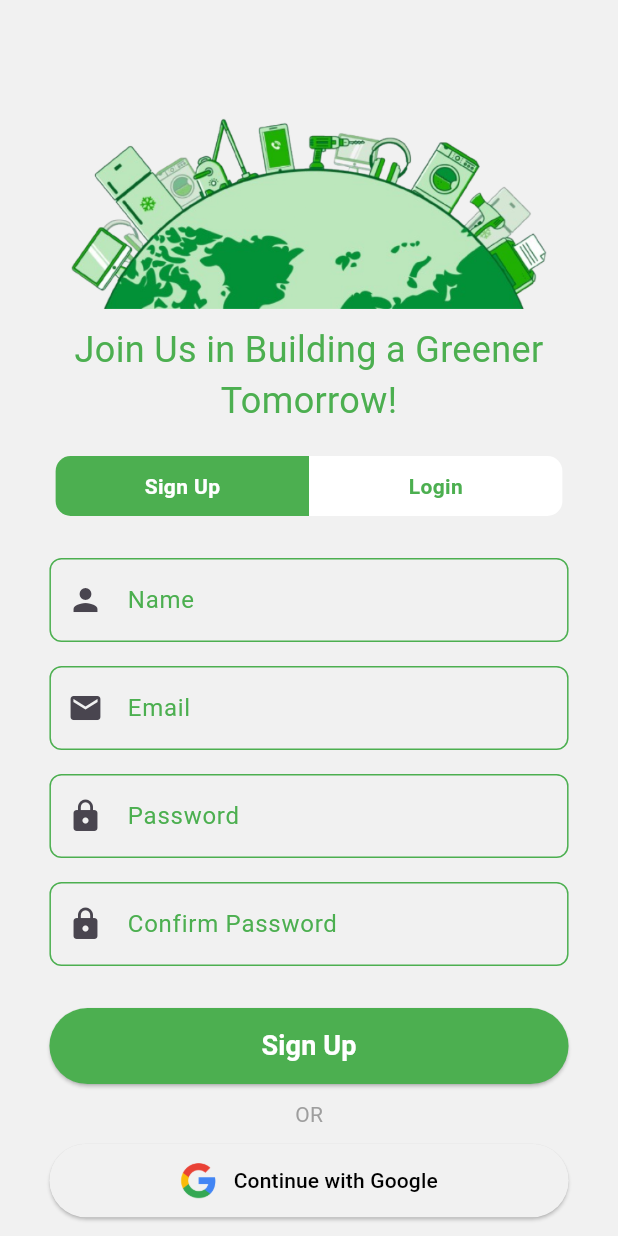
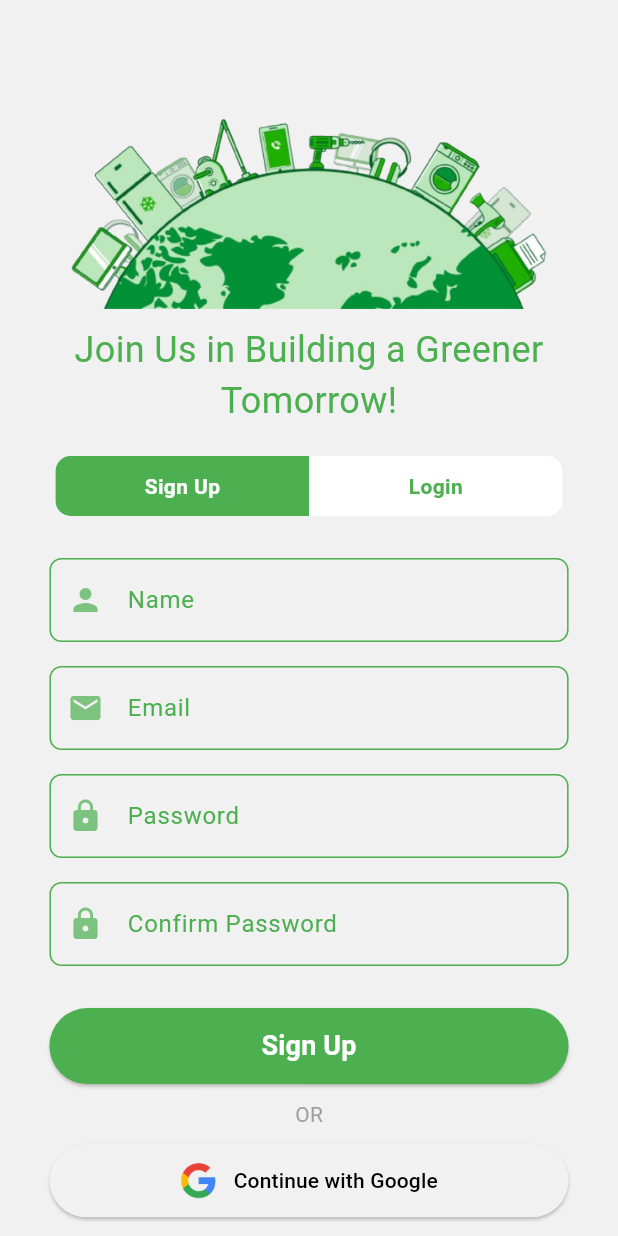
Before and after one commit to Akshit2807/Eco_Cycle, a Flutter app: the screen it shows after launch, after a tap on "Continue to Login", on a phone screen of 412 x 824 dp. Run offline on Flutter 3.47's test engine with Material 3 defaults, Android fonts, the light colour scheme and no system bars; drawn by our look-alikes of carousel_slider, smooth_page_indicator; our stand-ins replace animated_bottom_navigation_bar, audioplayers, cached_network_image, cloud_firestore, entry, firebase_auth and 12 more; accounts and stored records are empty; generated files the repository leaves out were written again.

Commit message:
Refine UI and update dependencies.
- Changed the `enableInfiniteScroll` property to true in `carousel_slider.dart`.
- Modified text colors and spacing in `home_screen.dart`.
- Adjusted the WebSocket logic and UI colors in `quetions_screen.dart`.
- Updated the application ID in `android/app/build.gradle`.
- Refined input field properties and appearance in `auth_screen.dart`.
- Added a dependency for `web_socket_channel` in `pubspec.yaml`.

```diff
--- a/lib/presentation/screens/auth/auth_screen.dart
+++ b/lib/presentation/screens/auth/auth_screen.dart
@@ -308,15 +308,20 @@ class _AuthScreenState extends State<AuthScreen> {
     return Padding(
       padding: const EdgeInsets.symmetric(vertical: 8.0),
       child: TextFormField(
+        maxLength: 32,
         validator: validator,
         controller: controller,
         obscureText: isObscure,
         // Cursor color
         cursorColor: Colors.green,
         decoration: InputDecoration(
+          counterText: "",
           labelText: label,
           labelStyle: const TextStyle(color: Colors.green),
-          prefixIcon: Icon(icon),
+          prefixIcon: Icon(
+            icon,
+            color: AppColors.green.withValues(alpha: 0.7),
+          ),
           // Border styling
           border: OutlineInputBorder(borderRadius: BorderRadius.circular(8.0)),
           // Enabled border
--- a/lib/widgets/carousel_slider.dart
+++ b/lib/widgets/carousel_slider.dart
@@ -41,7 +41,7 @@ class _AppCarouselSliderState extends State<AppCarouselSlider> {
           autoPlayAnimationDuration: const Duration(milliseconds: 500),
           viewportFraction: 1,
           initialPage: 0,
-          enableInfiniteScroll: false,
+          enableInfiniteScroll: true,
           pageSnapping: true,
           height: widget.height,
           scrollPhysics: const BouncingScrollPhysics(),
--- a/pubspec.yaml
+++ b/pubspec.yaml
@@ -41,7 +41,7 @@ dependencies:
   hive: ^2.2.3
   hive_flutter: ^1.1.0
   audioplayers: ^6.4.0
-
+  web_socket_channel: ^3.0.2
 
 dev_dependencies:
   flutter_test:
```
Also changed, not shown: lib/presentation/screens/Home Screens/home_screen.dart (+33 -6 lines), lib/presentation/screens/ai_classification/quetions_screen.dart (+11 -6 lines), 1 other file.
